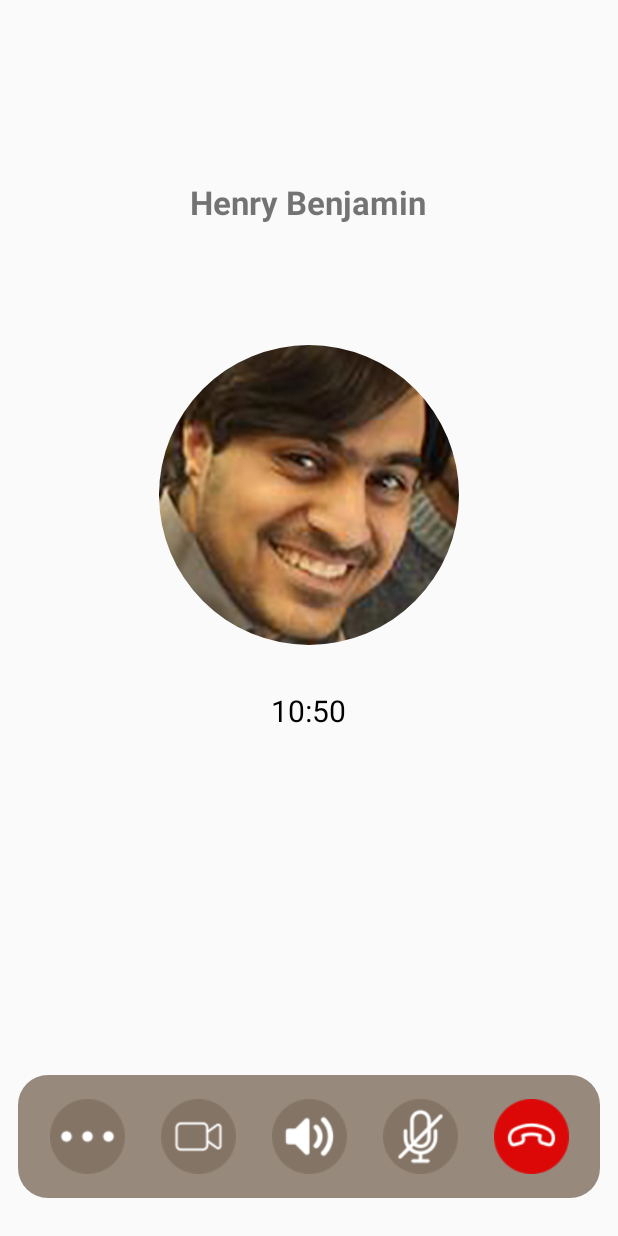
After one commit to Hammad-Amer/ConnectMe3, an Android app: the layout activity_voicecall.xml on its own in the app's theme, with its tools: preview values and no code run, on a phone screen of 412 x 824 dp. The commit adds this screen. Run offline under Robolectric (Android 15) with nearby library versions, the phone set to English and light mode, and no system bars.

Commit message:
Voicecall screen added

```diff
--- a/app/src/main/AndroidManifest.xml
+++ b/app/src/main/AndroidManifest.xml
@@ -13,7 +13,7 @@
         android:theme="@style/Theme.ConnectMe"
         tools:targetApi="31">
         <activity
-            android:name=".ChatScreen_Vanish"
+            android:name=".Voicecall"
             android:exported="true" >
             <intent-filter>
                 <action android:name="android.intent.action.MAIN" />
@@ -23,25 +23,28 @@
 
         </activity>
         <activity
-            android:name=".ChatScreen"
+            android:name=".ChatScreen_Vanish"
             android:exported="false">
 
         </activity>
         <activity
-            android:name=".DMs"
+            android:name=".ChatScreen"
             android:exported="false"></activity>
         <activity
+            android:name=".DMs"
+            android:exported="false" />
+        <activity
             android:name=".MainFeedScreen"
-            android:exported="false"></activity>
+            android:exported="false" />
         <activity
             android:name=".RegisterPage"
-            android:exported="false"></activity>
+            android:exported="false" />
         <activity
             android:name=".LoginPage"
-            android:exported="false"></activity>
+            android:exported="false" />
         <activity
             android:name=".MainActivity"
-            android:exported="false"></activity>
+            android:exported="false" />
     </application>
 
 </manifest>
--- /dev/null
+++ b/app/src/main/java/com/example/connectme/Voicecall.kt
@@ -0,0 +1,16 @@
+package com.example.connectme
+
+import android.os.Bundle
+import androidx.activity.enableEdgeToEdge
+import androidx.appcompat.app.AppCompatActivity
+import androidx.core.view.ViewCompat
+import androidx.core.view.WindowInsetsCompat
+
+class Voicecall : AppCompatActivity() {
+    override fun onCreate(savedInstanceState: Bundle?) {
+        super.onCreate(savedInstanceState)
+        enableEdgeToEdge()
+        setContentView(R.layout.activity_voicecall)
+
+    }
+}
--- /dev/null
+++ b/app/src/main/res/drawable/videocall_box.xml
@@ -0,0 +1,5 @@
+<?xml version="1.0" encoding="utf-8"?>
+<shape xmlns:android="http://schemas.android.com/apk/res/android">
+    <solid android:color="#978A7D"/>
+    <corners android:radius="20dp"/>
+</shape>
--- /dev/null
+++ b/app/src/main/res/layout/activity_voicecall.xml
@@ -0,0 +1,106 @@
+<?xml version="1.0" encoding="utf-8"?>
+<RelativeLayout xmlns:android="http://schemas.android.com/apk/res/android"
+    android:layout_width="match_parent"
+    xmlns:app="http://schemas.android.com/apk/res-auto"
+    android:layout_height="match_parent"
+    android:orientation="vertical"
+    android:gravity="center">
+
+    <TextView
+        android:id="@+id/contact_name_callscreen"
+        android:layout_width="wrap_content"
+        android:layout_height="wrap_content"
+        android:text="Henry Benjamin"
+        android:textSize="22dp"
+        android:textStyle="bold"
+        android:layout_marginBottom="24dp"
+        android:layout_centerHorizontal="true"
+        android:layout_marginTop="120dp"
+        />
+
+    <com.google.android.material.imageview.ShapeableImageView
+        android:id="@+id/Main_profile_pic_callscreen"
+        android:layout_width="200dp"
+        android:layout_height="200dp"
+        android:layout_marginTop="230dp"
+
+        android:src="@drawable/pf5"
+        app:shapeAppearanceOverlay="@style/CircleShape"
+        android:layout_centerHorizontal="true"
+
+        />
+
+
+    <TextView
+
+        android:layout_width="wrap_content"
+        android:layout_height="wrap_content"
+        android:text="10:50"
+        android:textSize="20dp"
+        android:textColor="#000000"
+        android:layout_marginBottom="64dp"
+        android:layout_centerHorizontal="true"
+        android:layout_below="@+id/Main_profile_pic_callscreen"
+        android:layout_marginTop="30dp"/>
+
+
+    <LinearLayout
+        android:layout_width="match_parent"
+        android:layout_height="wrap_content"
+        android:orientation="horizontal"
+        android:gravity="center"
+        android:background="@drawable/videocall_box"
+        android:padding="16dp"
+        android:layout_marginLeft="12dp"
+        android:layout_marginRight="12dp"
+        android:layout_alignParentBottom="true"
+        android:layout_marginBottom="25dp"
+        >
+
+        <ImageView
+            android:id="@+id/more_options_callscreen"
+            android:layout_width="50dp"
+            android:layout_height="50dp"
+            android:src="@drawable/browncircle_more"
+            android:layout_marginLeft="12dp"
+            android:layout_marginRight="12dp"
+            />
+
+        <ImageView
+            android:id="@+id/videocall_callscreen"
+            android:layout_width="50dp"
+            android:layout_height="50dp"
+            android:src="@drawable/browncircle_videocall"
+            android:layout_marginLeft="12dp"
+            android:layout_marginRight="12dp"
+            />
+
+        <ImageView
+            android:id="@+id/fullvolume_callscreen"
+            android:layout_width="50dp"
+            android:layout_height="50dp"
+            android:src="@drawable/browncircle_volume"
+            android:layout_marginLeft="12dp"
+            android:layout_marginRight="12dp"
+            />
+
+        <ImageView
+            android:id="@+id/mute_callscreen"
+            android:layout_width="50dp"
+            android:layout_height="50dp"
+            android:src="@drawable/browncircle_mute"
+            android:layout_marginLeft="12dp"
+            android:layout_marginRight="12dp"
+            />
+
+        <ImageView
+        android:id="@+id/endcall_callscreen"
+        android:layout_width="50dp"
+        android:layout_height="50dp"
+        android:src="@drawable/call_end"
+        android:layout_marginLeft="12dp"
+        android:layout_marginRight="12dp"
+        />
+
+    </LinearLayout>
+</RelativeLayout>
```
Also changed, not shown: app/src/main/res/layout/activity_chat_screen_vanish.xml (+91 -34 lines), app/src/main/res/drawable/browncircle_more.png (added), app/src/main/res/drawable/browncircle_mute.png (added), app/src/main/res/drawable/browncircle_videocall.png (added), app/src/main/res/drawable/browncircle_volume.png (added), app/src/main/res/drawable/call_end.png (added).
